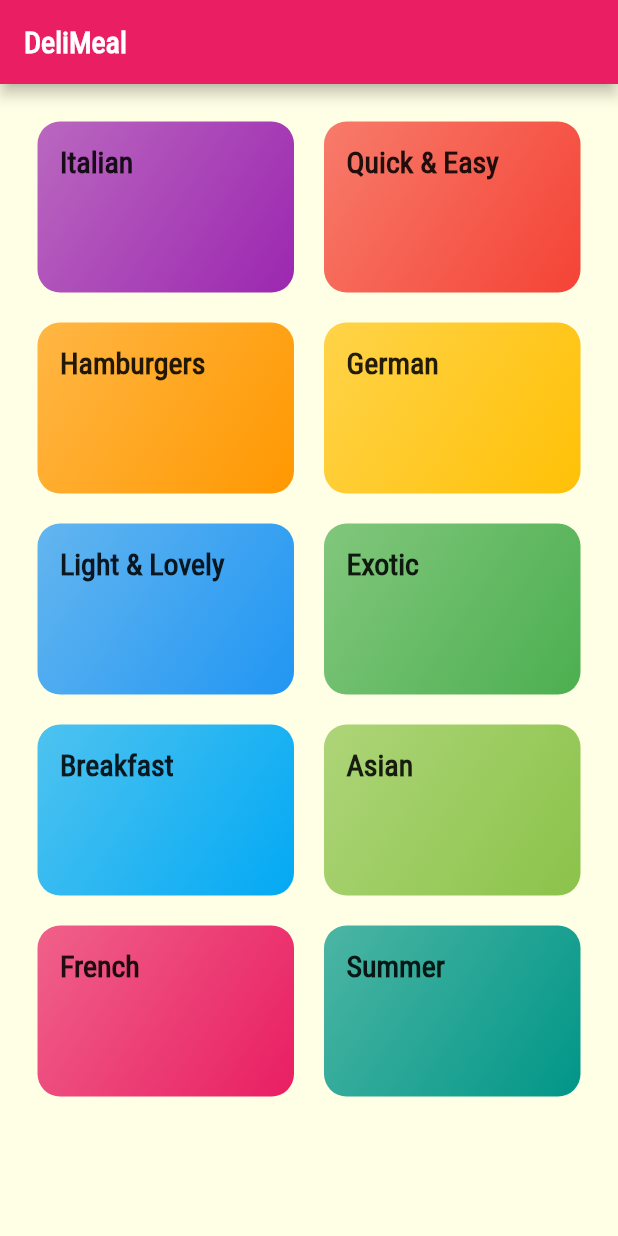
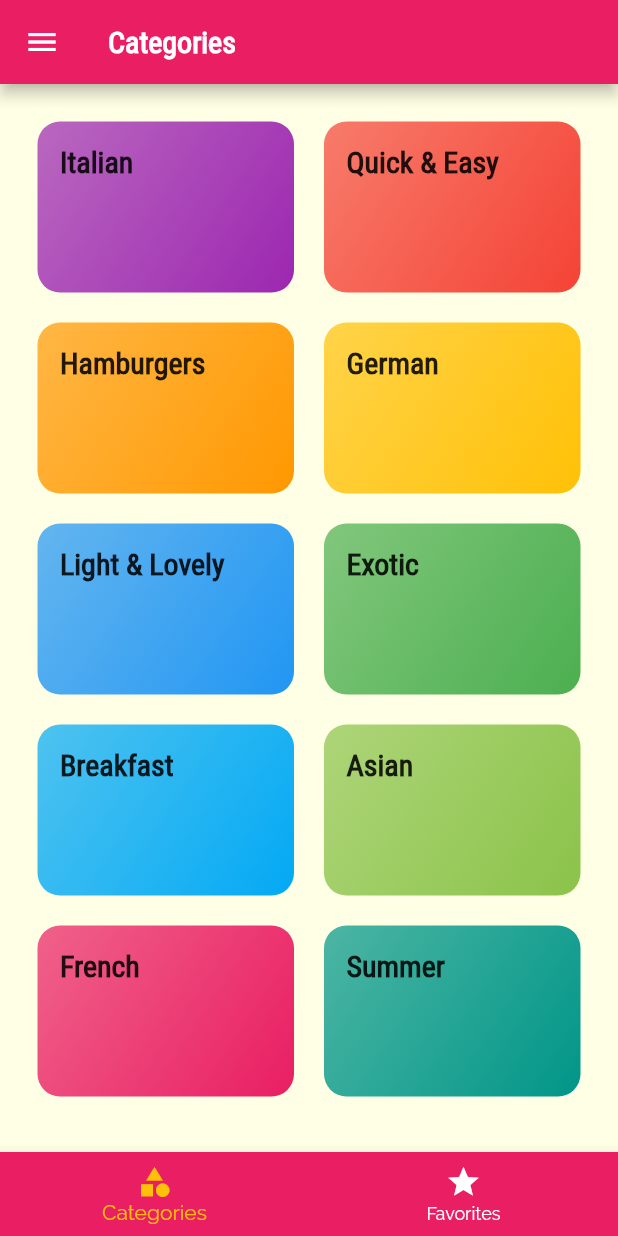
Before and after one commit to ductuanUET/meals_app, a Flutter app: the screen it shows after launch, on a phone screen of 412 x 824 dp. Run offline on Flutter 3.47's test engine with Material 2 defaults, Android fonts, the phone set to English and light mode, and no system bars.

Commit message:
update tabbar + add drawer

```diff
--- a/lib/main.dart
+++ b/lib/main.dart
@@ -1,4 +1,5 @@
 import 'package:flutter/material.dart';
+import 'package:meals_app/screens/tabs_screen.dart';
 import './screens/categories_screen.dart';
 import './screens/category_meals_screen.dart';
 import './screens/meal_detail_screen.dart';
@@ -33,7 +34,7 @@ class MyApp extends StatelessWidget {
       // home: const CategoriesScreen(),
       initialRoute: '/', //default is '/'
       routes: {
-        '/': (ctx) => const CategoriesScreen(),
+        '/': (ctx) => TabsScreen(),
         CategoryMealsScreen.routeName: (ctx) => CategoryMealsScreen(),
         MealDetailScreen.routeName: (ctx) => MealDetailScreen(),
       },
--- a/lib/screens/categories_screen.dart
+++ b/lib/screens/categories_screen.dart
@@ -9,11 +9,6 @@ class CategoriesScreen extends StatelessWidget {
   @override
   Widget build(BuildContext context) {
     return Scaffold(
-      appBar: AppBar(
-        title: const Text(
-          'DeliMeal',
-        ),
-      ),
       body: GridView(
         padding: const EdgeInsets.all(25),
         gridDelegate: const SliverGridDelegateWithMaxCrossAxisExtent(
--- /dev/null
+++ b/lib/screens/tabs_screen.dart
@@ -0,0 +1,65 @@
+import 'package:flutter/material.dart';
+import 'package:meals_app/screens/categories_screen.dart';
+import 'package:meals_app/screens/favorites_screen.dart';
+
+class TabsScreen extends StatefulWidget {
+  const TabsScreen({super.key});
+
+  @override
+  State<TabsScreen> createState() => _TabsScreenState();
+}
+
+class _TabsScreenState extends State<TabsScreen> {
+  final List<Map<String, dynamic>> _pages = [
+    {
+      'page': CategoriesScreen(),
+      'title': 'Categories',
+    },
+    {
+      'page': FavoritesScreen(),
+      'title': 'Favorites',
+    },
+  ];
+
+  int _selectedPageIndex = 0;
+
+  void _selectPage(int index) {
+    setState(() {
+      _selectedPageIndex = index;
+    });
+  }
+
+  @override
+  Widget build(BuildContext context) {
+    return Scaffold(
+      appBar: AppBar(
+        title: Text(_pages[_selectedPageIndex]['title']),
+      ),
+      drawer: Drawer(
+        child: Text('The Drawer!'),
+      ),
+      body: _pages[_selectedPageIndex]['page'],
+      bottomNavigationBar: BottomNavigationBar(
+        onTap: _selectPage,
+        backgroundColor: Theme.of(context).primaryColor,
+        unselectedItemColor: Colors.white,
+        selectedItemColor: Theme.of(context).accentColor,
+        currentIndex: _selectedPageIndex,
+        //type: BottomNavigationBarType.shifting,
+        items: [
+          BottomNavigationBarItem(
+            backgroundColor: Theme.of(context).primaryColor,
+            icon: Icon(Icons.category),
+            label: 'Categories',
+          ),
+          BottomNavigationBarItem(
+            backgroundColor: Theme.of(context).primaryColor,
+            icon: Icon(Icons.star),
+            label: 'Favorites',
+          ),
+        ],
+      ),
+    );
+    ;
+  }
+}
```
Also changed, not shown: lib/screens/favorites_screen.dart (added, +12 -0 lines), lib/widgets/main_drawer.dart (added, +54 -0 lines).
